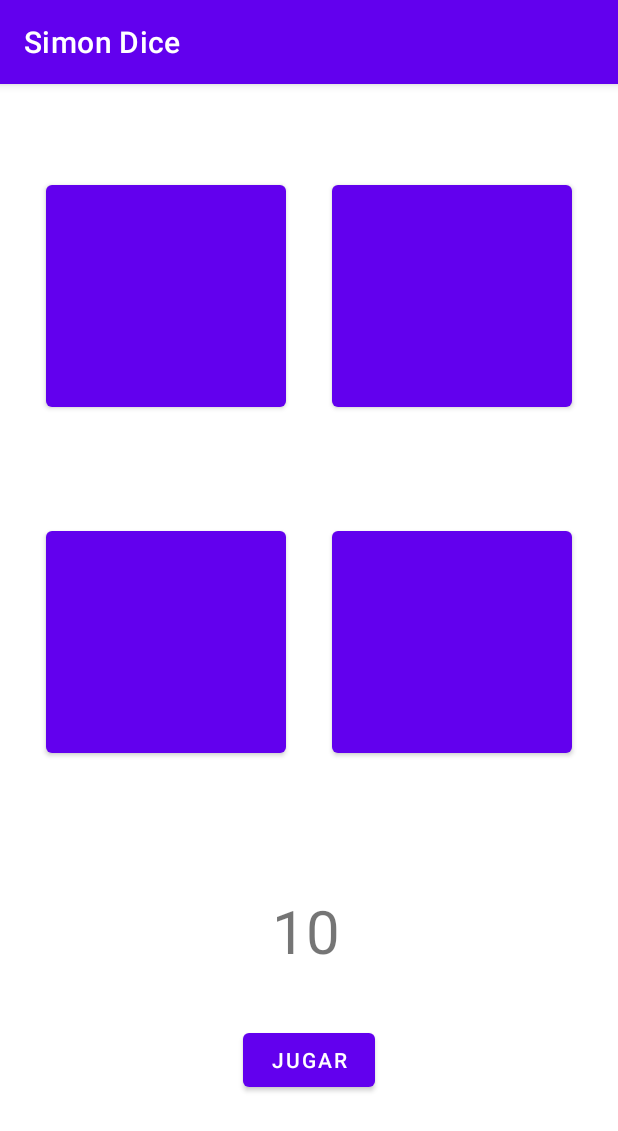
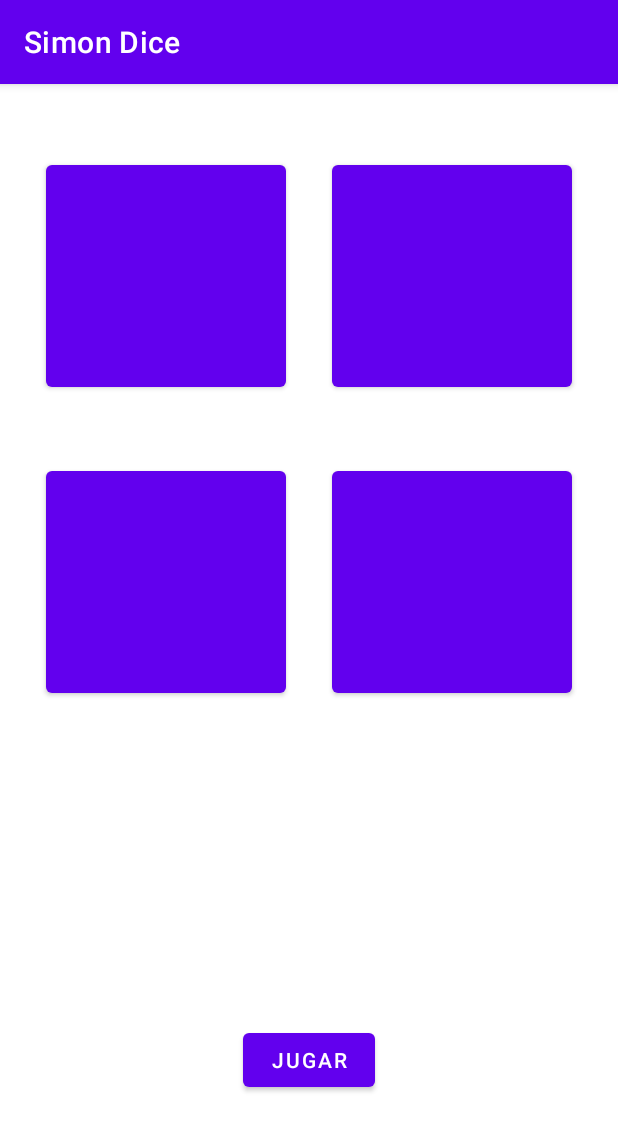
Before and after one commit to jnunesvazquez/Simon_Says, an Android app: the screen it shows after launch (MainActivity), on a phone screen of 412 x 824 dp. Shown: the top 1131 px of the screen. Run offline under Robolectric (Android 15) with nearby library versions, the light colour scheme and no system bars.

Commit message:
Adaptado el contador de rondas para aparecer cuando comience la ronda

```diff
--- a/app/src/main/java/com/joel/myapplication/MainActivity.kt
+++ b/app/src/main/java/com/joel/myapplication/MainActivity.kt
@@ -4,13 +4,19 @@ import androidx.appcompat.app.AppCompatActivity
 import android.os.Bundle
 import android.util.Log
 import android.widget.Button
+import android.widget.TextView
+import android.widget.Toast
 
 class MainActivity : AppCompatActivity() {
+
+    var roundCounter : Int = 1
+    var secuence : Array<Int> = arrayOf(1, 2, 3, 4)
+    var comprobar : Boolean = true
+
     override fun onCreate(savedInstanceState: Bundle?) {
         super.onCreate(savedInstanceState)
         setContentView(R.layout.activity_main)
-        var roundCounter : Int = 0
-        var secuence = arrayOf(4)
+
         val startGame : Button = findViewById(R.id.play_button)
         startGame.setOnClickListener {
             Log.i("Estado", "Comenzando partida")
@@ -21,10 +27,17 @@ class MainActivity : AppCompatActivity() {
 
     private fun showRound(){
         Log.i("Estado", "Mostrar numero de rondas")
+        val round : TextView = findViewById(R.id.round_number)
+        round.visibility = TextView.VISIBLE
+        round.text = roundCounter.toString()
     }
 
     private fun startSecuence(){
         Log.i("Estado", "Se ejecuta el juego")
+
+        while (comprobar == true){
+            roundCounter++
+        }
     }
 
     private fun userMessage(){
--- a/app/src/main/res/layout/activity_main.xml
+++ b/app/src/main/res/layout/activity_main.xml
@@ -12,8 +12,8 @@
         android:layout_height="wrap_content"
         android:text="@string/round_number"
         android:textSize="40sp"
+        android:visibility="invisible"
         app:layout_constraintBottom_toBottomOf="parent"
-        app:layout_constraintHorizontal_bias="0.495"
         app:layout_constraintLeft_toLeftOf="parent"
         app:layout_constraintRight_toRightOf="parent"
         app:layout_constraintTop_toTopOf="parent"
@@ -23,7 +23,7 @@
         android:id="@+id/yellow_button"
         android:layout_width="160dp"
         android:layout_height="160dp"
-        android:layout_marginTop="35dp"
+        android:layout_marginTop="16dp"
         app:layout_constraintEnd_toStartOf="@+id/blue_button"
         app:layout_constraintHorizontal_bias="0.5"
         app:layout_constraintStart_toStartOf="parent"
@@ -33,7 +33,7 @@
         android:id="@+id/blue_button"
         android:layout_width="160dp"
         android:layout_height="160dp"
-        android:layout_marginTop="35dp"
+        android:layout_marginTop="16dp"
         app:layout_constraintEnd_toEndOf="parent"
         app:layout_constraintHorizontal_bias="0.5"
         app:layout_constraintStart_toEndOf="@+id/yellow_button"
@@ -43,7 +43,7 @@
         android:id="@+id/red_button"
         android:layout_width="160dp"
         android:layout_height="160dp"
-        android:layout_marginBottom="35dp"
+        android:layout_marginBottom="28dp"
         app:layout_constraintBottom_toTopOf="@+id/guideline2"
         app:layout_constraintEnd_toEndOf="parent"
         app:layout_constraintHorizontal_bias="0.5"
@@ -53,7 +53,7 @@
         android:id="@+id/green_button"
         android:layout_width="160dp"
         android:layout_height="160dp"
-        android:layout_marginBottom="35dp"
+        android:layout_marginBottom="28dp"
         app:layout_constraintBottom_toTopOf="@+id/guideline2"
         app:layout_constraintEnd_toStartOf="@+id/red_button"
         app:layout_constraintHorizontal_bias="0.5"
@@ -64,7 +64,7 @@
         android:layout_width="wrap_content"
         android:layout_height="wrap_content"
         android:orientation="horizontal"
-        app:layout_constraintGuide_begin="257dp" />
+        app:layout_constraintGuide_begin="236dp" />
 
     <Button
         android:id="@+id/play_button"
--- a/app/src/main/res/values/strings.xml
+++ b/app/src/main/res/values/strings.xml
@@ -1,6 +1,6 @@
 <resources>
     <string name="app_name">Simon Dice</string>
-    <string name="round_number">10</string>
+    <string name="round_number">0</string>
     <string name="play_button">Jugar</string>
     <string name="red_button">Red</string>
     <string name="blue_button">Blue</string>
```
